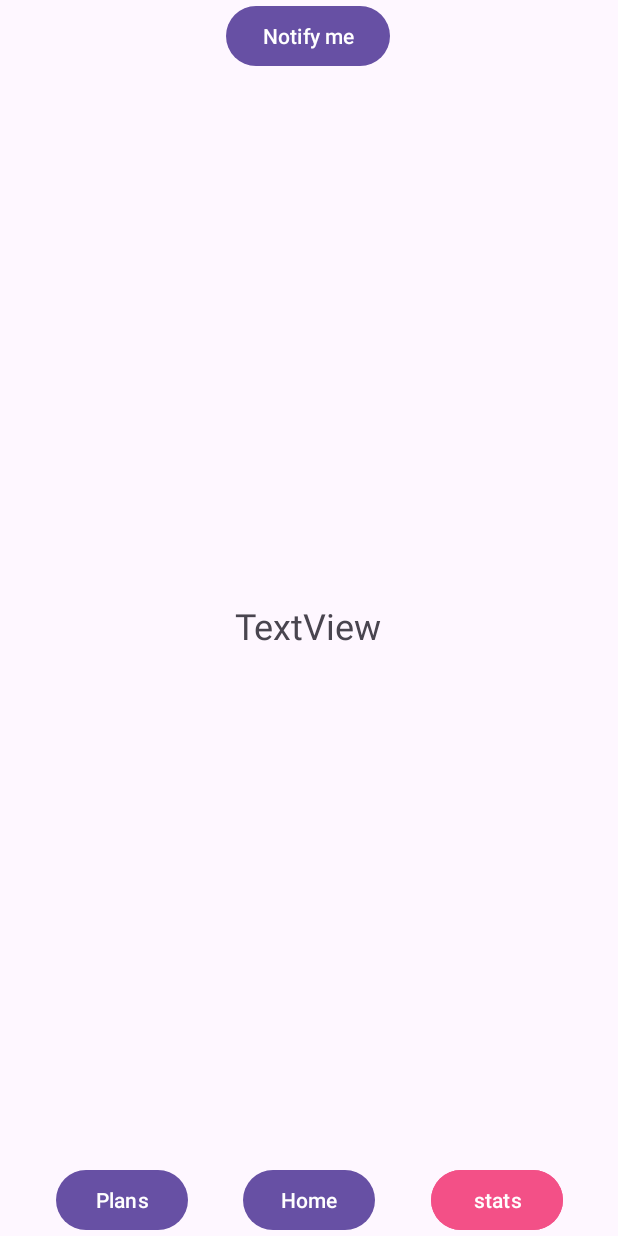
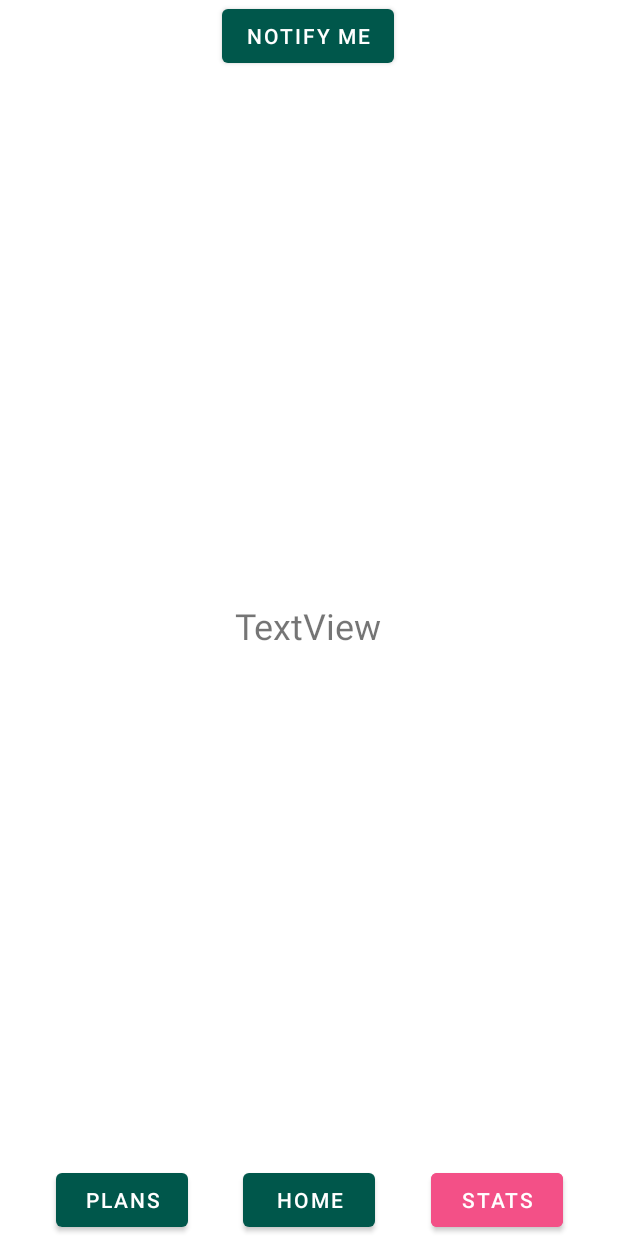
Before and after one commit to zhanjz22/AddictionFighter2, an Android app: the layout activity_main.xml on its own in the app's theme, with its tools: preview values and no code run, on a phone screen of 412 x 824 dp. Run offline under Robolectric (Android 15) with nearby library versions, the phone set to English and light mode, and no system bars.

Commit message:
UI Design. not yet function current plan display and curfew notification

```diff
--- a/app/src/main/java/com/example/addictionfighter2/SelectPlanActivity.java
+++ b/app/src/main/java/com/example/addictionfighter2/SelectPlanActivity.java
@@ -61,6 +61,7 @@ public class SelectPlanActivity extends AppCompatActivity {
 
 
     private void createPlan(String type) {
+        Intent intent = new Intent(SelectPlanActivity.this, MainActivity.class);
         Plan plan = new Plan();
         switch (type) {
             case "cold":
@@ -82,6 +83,9 @@ public class SelectPlanActivity extends AppCompatActivity {
                 plan.setAllEnds(LocalTime.of(21, 0)); // 9 PM
                 break;
         }
-        // TODO pass the plan object to another activity or use it as needed
+        intent.putExtra("selected_plan", plan); // Assuming selectedPlan is your Plan object
+        startActivity(intent);
+        finish(); // Optional, if you want to close the select plan activity
+
     }
 }
--- a/app/src/main/res/layout/activity_main.xml
+++ b/app/src/main/res/layout/activity_main.xml
@@ -60,4 +60,17 @@
         app:layout_constraintEnd_toStartOf="@+id/button_usage_stats"
         app:layout_constraintStart_toEndOf="@+id/button_plan" />
 
+    <TextView
+        android:id="@+id/planDetailsTextView"
+        android:layout_width="wrap_content"
+        android:layout_height="wrap_content"
+        android:text="Plan Details Here"
+        android:textSize="16sp"
+        android:textColor="#FFFFFF"
+        android:padding="16dp"
+        app:layout_constraintLeft_toLeftOf="parent"
+        app:layout_constraintTop_toTopOf="parent" />
+
+
+
 </androidx.constraintlayout.widget.ConstraintLayout>
--- a/app/src/main/res/layout/select_plan.xml
+++ b/app/src/main/res/layout/select_plan.xml
@@ -31,7 +31,7 @@
         android:layout_width="157dp"
         android:layout_height="72dp"
         android:layout_marginBottom="-200dp"
-        android:text="Sleep                   1 hr/day not allowed after 9pm"
+        android:text="Sleep               1hr/day, 9pm curfew"
         app:layout_constraintBottom_toTopOf="@+id/button_create"
         app:layout_constraintEnd_toEndOf="parent"
         app:layout_constraintStart_toStartOf="parent"
@@ -42,7 +42,7 @@
         android:layout_width="157dp"
         android:layout_height="72dp"
         android:layout_marginTop="-12dp"
-        android:text="Create your own  select days times, and strength"
+        android:text="Create your own"
         app:layout_constraintBottom_toBottomOf="parent"
         app:layout_constraintEnd_toEndOf="parent"
         app:layout_constraintStart_toStartOf="parent"
--- a/app/src/main/res/values/colors.xml
+++ b/app/src/main/res/values/colors.xml
@@ -3,4 +3,9 @@
     <color name="black">#FF000000</color>
     <color name="white">#FFFFFFFF</color>
     <color name="pinkish">#F35087</color>
+    <color name="colorPrimaryDark">#00574B</color>
+    <color name="colorPrimaryVariantDark">#00251a</color>
+    <color name="colorSecondaryDark">#3700B3</color>
+    <color name="colorSecondaryVariantDark">#03DAC5</color>
+
 </resources>
--- a/app/src/main/res/values/strings.xml
+++ b/app/src/main/res/values/strings.xml
@@ -8,6 +8,8 @@
     <string name="display_order_text">Sort by:</string>
     <string name="app_name_label">App</string>
     <string name="last_time_used_label">Last time used</string>
-    <!-- label for usage time -->
+
     <string name="usage_time_label">Usage time</string>
+    <string name="channel_name">Curfew Notifications</string>
+    <string name="channel_description">Notifications to remind you of your 9 PM curfew to reduce screen time.</string>
 </resources>
--- /dev/null
+++ b/app/src/main/res/values/styles.xml
@@ -0,0 +1,18 @@
+<?xml version="1.0" encoding="utf-8"?>
+<resources xmlns:tools="http://schemas.android.com/tools">
+
+    <style name="AppTheme" parent="Theme.MaterialComponents.DayNight.DarkActionBar">
+
+        <item name="colorPrimary">@color/colorPrimaryDark</item>
+        <item name="colorPrimaryVariant">@color/colorPrimaryVariantDark</item>
+        <item name="colorOnPrimary">@android:color/white</item>
+
+        <item name="colorSecondary">@color/colorSecondaryDark</item>
+        <item name="colorSecondaryVariant">@color/colorSecondaryVariantDark</item>
+        <item name="colorOnSecondary">@android:color/white</item>
+
+        <item name="android:statusBarColor" tools:targetApi="l">@color/colorPrimaryVariantDark</item>
+        <!-- Customize your theme here. -->
+    </style>
+
+</resources>
```
Also changed, not shown: app/src/main/AndroidManifest.xml (+15 -1 lines), app/src/main/java/com/example/addictionfighter2/CurfewNotificationReceiver.java (added, +27 -0 lines), app/src/main/java/com/example/addictionfighter2/MainActivity.java (+75 -6 lines), app/src/main/java/com/example/addictionfighter2/Plan.java (+86 -36 lines).
